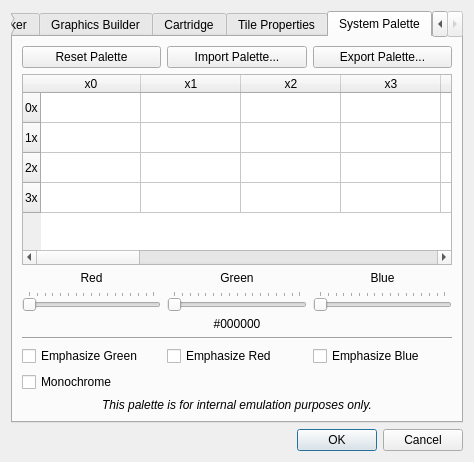
First picture: the form in designers/projectpropertiesdialog.ui, repository christopherpow/nesicide, before the edit.
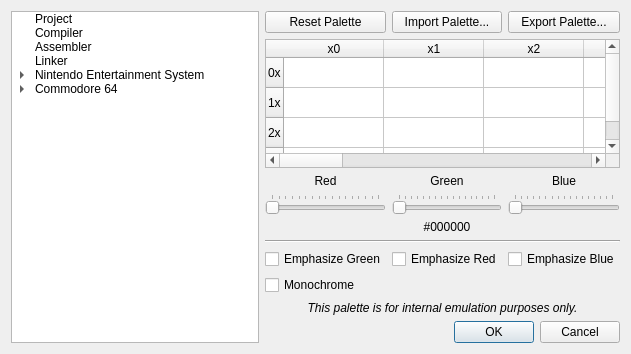
Second picture: the form after the edit. The open tabs and pages were chosen to show the change. Icons and pictures are not drawn.

Commit message: Many changes to support VICE integration with NESICIDE and debugging capability of the emulated Commodore 64.

Diff of the .ui file:
```diff
--- a/designers/projectpropertiesdialog.ui
+++ b/designers/projectpropertiesdialog.ui
@@ -9,8 +9,8 @@
    <rect>
     <x>0</x>
     <y>0</y>
-    <width>474</width>
-    <height>462</height>
+    <width>631</width>
+    <height>336</height>
    </rect>
   </property>
   <property name="windowTitle">
@@ -19,31 +19,94 @@
   <property name="modal">
    <bool>true</bool>
   </property>
-  <layout class="QGridLayout" name="gridLayout_2">
-   <item row="2" column="0">
-    <widget class="QDialogButtonBox" name="buttonBox">
-     <property name="orientation">
-      <enum>Qt::Horizontal</enum>
+  <layout class="QGridLayout" name="gridLayout">
+   <item row="0" column="0" rowspan="2">
+    <widget class="QTreeWidget" name="treeWidget">
+     <property name="editTriggers">
+      <set>QAbstractItemView::NoEditTriggers</set>
      </property>
-     <property name="standardButtons">
-      <set>QDialogButtonBox::Cancel|QDialogButtonBox::Ok</set>
+     <property name="showDropIndicator" stdset="0">
+      <bool>false</bool>
      </property>
-    </widget>
-   </item>
-   <item row="1" column="0">
-    <widget class="QTabWidget" name="tabWidget">
-     <property name="currentIndex">
-      <number>5</number>
-     </property>
-     <property name="usesScrollButtons">
+     <property name="headerHidden">
       <bool>true</bool>
      </property>
-     <widget class="QWidget" name="projectTab">
-      <attribute name="title">
+     <column>
+      <property name="text">
+       <string>Settings</string>
+      </property>
+     </column>
+     <item>
+      <property name="text">
        <string>Project</string>
-      </attribute>
-      <layout class="QGridLayout" name="gridLayout_3">
-       <item row="0" column="0" colspan="2">
+      </property>
+     </item>
+     <item>
+      <property name="text">
+       <string>Compiler</string>
+      </property>
+     </item>
+     <item>
+      <property name="text">
+       <string>Assembler</string>
+      </property>
+     </item>
+     <item>
+      <property name="text">
+       <string>Linker</string>
+      </property>
+     </item>
+     <item>
+      <property name="text">
+       <string>Nintendo Entertainment System</string>
+      </property>
+      <item>
+       <property name="text">
+        <string>Graphics Builder</string>
+       </property>
+      </item>
+      <item>
+       <property name="text">
+        <string>Cartridge</string>
+       </property>
+      </item>
+      <item>
+       <property name="text">
+        <string>Tile Properties</string>
+       </property>
+      </item>
+      <item>
+       <property name="text">
+        <string>System Palette</string>
+       </property>
+      </item>
+     </item>
+     <item>
+      <property name="text">
+       <string>Commodore 64</string>
+      </property>
+      <item>
+       <property name="text">
+        <string>VICE Settings</string>
+       </property>
+      </item>
+     </item>
+    </widget>
+   </item>
+   <item row="0" column="1">
+    <widget class="QStackedWidget" name="stackedWidget">
+     <property name="frameShape">
+      <enum>QFrame::NoFrame</enum>
+     </property>
+     <property name="currentIndex">
+      <number>8</number>
+     </property>
+     <widget class="QWidget" name="project">
+      <layout class="QGridLayout" name="gridLayout_8">
+       <property name="margin">
+        <number>0</number>
+       </property>
+       <item row="0" column="0">
         <widget class="QLabel" name="label_4">
          <property name="text">
           <string>Project Name:</string>
@@ -171,22 +234,12 @@
        </item>
       </layout>
      </widget>
-     <widget class="QWidget" name="compilerTab">
-      <attribute name="title">
-       <string>Compiler</string>
-      </attribute>
-      <layout class="QFormLayout" name="formLayout_4">
-       <item row="0" column="0">
-        <widget class="QLabel" name="label_12">
-         <property name="text">
-          <string>DEFINEd symbols:</string>
-         </property>
-        </widget>
-       </item>
-       <item row="0" column="1">
-        <widget class="QLineEdit" name="compilerDefinedSymbols"/>
-       </item>
-       <item row="1" column="0">
+     <widget class="QWidget" name="compiler">
+      <layout class="QFormLayout" name="formLayout_2">
+       <property name="margin">
+        <number>0</number>
+       </property>
+       <item row="2" column="0">
         <widget class="QLabel" name="label_23">
          <property name="text">
           <string>Additional INCLUDE paths:</string>
@@ -223,11 +276,8 @@
        </item>
       </layout>
      </widget>
-     <widget class="QWidget" name="assemblerTab">
-      <attribute name="title">
-       <string>Assembler</string>
-      </attribute>
-      <layout class="QFormLayout" name="formLayout_3">
+     <widget class="QWidget" name="assembler">
+      <layout class="QFormLayout" name="formLayout_5">
        <property name="fieldGrowthPolicy">
         <enum>QFormLayout::AllNonFixedFieldsGrow</enum>
        </property>
@@ -278,12 +328,12 @@
        </item>
       </layout>
      </widget>
-     <widget class="QWidget" name="linkerTab">
-      <attribute name="title">
-       <string>Linker</string>
-      </attribute>
-      <layout class="QGridLayout" name="gridLayout_4">
-       <item row="1" column="0">
+     <widget class="QWidget" name="linker">
+      <layout class="QGridLayout" name="gridLayout_3">
+       <property name="margin">
+        <number>0</number>
+       </property>
+       <item row="3" column="1">
         <widget class="QLabel" name="label_19">
          <property name="text">
           <string>Linked Output Name:</string>
@@ -407,12 +457,12 @@
        </item>
       </layout>
      </widget>
-     <widget class="QWidget" name="graphicsBuilderTab">
-      <attribute name="title">
-       <string>Graphics Builder</string>
-      </attribute>
-      <layout class="QGridLayout" name="gridLayout_5">
-       <item row="1" column="0">
+     <widget class="QWidget" name="nesgraphicsbuilder">
+      <layout class="QGridLayout" name="gridLayout_4">
+       <property name="margin">
+        <number>0</number>
+       </property>
+       <item row="0" column="0">
         <widget class="QLabel" name="label_21">
          <property name="text">
           <string>CHR Data Output Name:</string>
@@ -487,11 +537,31 @@
        </item>
       </layout>
      </widget>
-     <widget class="QWidget" name="cartridgeTab">
-      <attribute name="title">
-       <string>Cartridge</string>
-      </attribute>
-      <layout class="QFormLayout" name="formLayout">
+     <widget class="QWidget" name="nescartridge">
+      <layout class="QFormLayout" name="formLayout_3">
+       <property name="margin">
+        <number>0</number>
+       </property>
+       <item row="0" column="0">
+        <widget class="QLabel" name="label_20">
+         <property name="text">
+          <string>Cartridge (iNES) Name:</string>
+         </property>
+        </widget>
+       </item>
+       <item row="0" column="1">
+        <widget class="QLineEdit" name="cartridgeOutputName"/>
+       </item>
+       <item row="1" column="0">
+        <widget class="QLabel" name="label_10">
+         <property name="text">
+          <string>Cartridge Save State Name:</string>
+         </property>
+        </widget>
+       </item>
+       <item row="1" column="1">
+        <widget class="QLineEdit" name="cartridgeSaveStateName"/>
+       </item>
        <item row="2" column="0">
         <widget class="QLabel" name="label_9">
          <property name="text">
@@ -606,33 +676,11 @@
        </item>
       </layout>
      </widget>
-     <widget class="QWidget" name="tab">
-      <attribute name="title">
-       <string>Tile Properties</string>
-      </attribute>
-      <layout class="QGridLayout" name="gridLayout_7">
-       <item row="1" column="0">
-        <widget class="QPushButton" name="addProperty">
-         <property name="text">
-          <string/>
-         </property>
-         <property name="icon">
-          <iconset resource="../../resource.qrc">
-           <normaloff>:/resources/22_item_add.png</normaloff>:/resources/22_item_add.png</iconset>
-         </property>
-        </widget>
-       </item>
-       <item row="1" column="2">
-        <widget class="QPushButton" name="removeProperty">
-         <property name="text">
-          <string/>
-         </property>
-         <property name="icon">
-          <iconset resource="../../resource.qrc">
-           <normaloff>:/resources/22_item_remove.png</normaloff>:/resources/22_item_remove.png</iconset>
-         </property>
-        </widget>
-       </item>
+     <widget class="QWidget" name="nestileproperties">
+      <layout class="QGridLayout" name="gridLayout_5">
+       <property name="margin">
+        <number>0</number>
+       </property>
        <item row="0" column="0" colspan="3">
         <widget class="QTableView" name="propertyTableView">
          <property name="editTriggers">
@@ -683,11 +731,44 @@
        </item>
       </layout>
      </widget>
-     <widget class="QWidget" name="paletteTab">
-      <attribute name="title">
-       <string>System Palette</string>
-      </attribute>
-      <layout class="QGridLayout" name="gridLayout">
+     <widget class="QWidget" name="nessystempalette">
+      <layout class="QGridLayout" name="gridLayout_7">
+       <property name="margin">
+        <number>0</number>
+       </property>
+       <item row="0" column="0">
+        <widget class="QPushButton" name="resetPalettePushButton">
+         <property name="text">
+          <string>Reset Palette</string>
+         </property>
+         <property name="icon">
+          <iconset resource="../resource.qrc">
+           <normaloff>:/resources/style.png</normaloff>:/resources/style.png</iconset>
+         </property>
+        </widget>
+       </item>
+       <item row="0" column="1">
+        <widget class="QPushButton" name="ImportPalettePushButton">
+         <property name="text">
+          <string>Import Palette...</string>
+         </property>
+         <property name="icon">
+          <iconset resource="../resource.qrc">
+           <normaloff>:/resources/document-import.png</normaloff>:/resources/document-import.png</iconset>
+         </property>
+        </widget>
+       </item>
+       <item row="0" column="2">
+        <widget class="QPushButton" name="exportPalettePushButton">
+         <property name="text">
+          <string>Export Palette...</string>
+         </property>
+         <property name="icon">
+          <iconset resource="../resource.qrc">
+           <normaloff>:/resources/document-export.png</normaloff>:/resources/document-export.png</iconset>
+         </property>
+        </widget>
+       </item>
        <item row="1" column="0" colspan="3">
         <widget class="QTableWidget" name="tableWidget">
          <property name="sizePolicy">
@@ -828,49 +909,23 @@
          </column>
         </widget>
        </item>
-       <item row="7" column="1">
-        <widget class="QCheckBox" name="checkBox_2">
+       <item row="2" column="0">
+        <widget class="QLabel" name="label">
          <property name="text">
-          <string>Emphasize Red</string>
+          <string>Red</string>
          </property>
-        </widget>
-       </item>
-       <item row="6" column="0" colspan="3">
-        <widget class="Line" name="line">
-         <property name="orientation">
-          <enum>Qt::Horizontal</enum>
-         </property>
-        </widget>
-       </item>
-       <item row="4" column="1">
-        <widget class="QLabel" name="colorValueLabel">
-         <property name="text">
-          <string>#000000</string>
-         </property>
          <property name="alignment">
           <set>Qt::AlignCenter</set>
          </property>
         </widget>
        </item>
-       <item row="0" column="2">
-        <widget class="QPushButton" name="exportPalettePushButton">
+       <item row="2" column="1">
+        <widget class="QLabel" name="label_2">
          <property name="text">
-          <string>Export Palette...</string>
+          <string>Green</string>
          </property>
-         <property name="icon">
-          <iconset resource="../../resource.qrc">
-           <normaloff>:/resources/document-export.png</normaloff>:/resources/document-export.png</iconset>
-         </property>
-        </widget>
-       </item>
-       <item row="0" column="1">
-        <widget class="QPushButton" name="ImportPalettePushButton">
-         <property name="text">
-          <string>Import Palette...</string>
-         </property>
-         <property name="icon">
-          <iconset resource="../../resource.qrc">
-           <normaloff>:/resources/document-import.png</normaloff>:/resources/document-import.png</iconset>
+         <property name="alignment">
+          <set>Qt::AlignCenter</set>
          </property>
         </widget>
        </item>
@@ -884,59 +939,109 @@
          </property>
         </widget>
        </item>
-       <item row="2" column="1">
-        <widget class="QLabel" name="label_2">
-         <property name="text">
-          <string>Green</string>
+       <item row="3" column="0">
+        <widget class="QSlider" name="redHorizontalSlider">
+         <property name="maximum">
+          <number>255</number>
          </property>
-         <property name="alignment">
-          <set>Qt::AlignCenter</set>
+         <property name="pageStep">
+          <number>16</number>
          </property>
+         <property name="orientation">
+          <enum>Qt::Horizontal</enum>
+         </property>
+         <property name="tickPosition">
+          <enum>QSlider::TicksAbove</enum>
+         </property>
+         <property name="tickInterval">
+          <number>16</number>
+         </property>
         </widget>
        </item>
-       <item row="2" column="0">
-        <widget class="QLabel" name="label">
+       <item row="3" column="1">
+        <widget class="QSlider" name="greenHorizontalSlider">
+         <property name="maximum">
+          <number>255</number>
+         </property>
+         <property name="pageStep">
+          <number>16</number>
+         </property>
+         <property name="orientation">
+          <enum>Qt::Horizontal</enum>
+         </property>
+         <property name="tickPosition">
+          <enum>QSlider::TicksAbove</enum>
+         </property>
+         <property name="tickInterval">
+          <number>16</number>
+         </property>
+        </widget>
+       </item>
+       <item row="3" column="2">
+        <widget class="QSlider" name="blueHorizontalSlider">
+         <property name="maximum">
+          <number>255</number>
+         </property>
+         <property name="pageStep">
+          <number>16</number>
+         </property>
+         <property name="orientation">
+          <enum>Qt::Horizontal</enum>
+         </property>
+         <property name="tickPosition">
+          <enum>QSlider::TicksAbove</enum>
+         </property>
+         <property name="tickInterval">
+          <number>16</number>
+         </property>
+        </widget>
+       </item>
+       <item row="4" column="1">
+        <widget class="QLabel" name="colorValueLabel">
          <property name="text">
-          <string>Red</string>
+          <string>#000000</string>
          </property>
          <property name="alignment">
           <set>Qt::AlignCenter</set>
          </property>
         </widget>
        </item>
-       <item row="7" column="2">
-        <widget class="QCheckBox" name="checkBox_3">
-         <property name="text">
-          <string>Emphasize Blue</string>
+       <item row="5" column="0" colspan="3">
+        <widget class="Line" name="line">
+         <property name="orientation">
+          <enum>Qt::Horizontal</enum>
          </property>
         </widget>
        </item>
-       <item row="7" column="0">
+       <item row="6" column="0">
         <widget class="QCheckBox" name="checkBox_4">
          <property name="text">
           <string>Emphasize Green</string>
          </property>
         </widget>
        </item>
-       <item row="9" column="0">
+       <item row="6" column="1">
+        <widget class="QCheckBox" name="checkBox_2">
+         <property name="text">
+          <string>Emphasize Red</string>
+         </property>
+        </widget>
+       </item>
+       <item row="6" column="2">
+        <widget class="QCheckBox" name="checkBox_3">
+         <property name="text">
+          <string>Emphasize Blue</string>
+         </property>
+        </widget>
+       </item>
+       <item row="7" column="0">
         <widget class="QCheckBox" name="checkBox">
          <property name="text">
           <string>Monochrome</string>
          </property>
         </widget>
        </item>
-       <item row="0" column="0">
-        <widget class="QPushButton" name="resetPalettePushButton">
-         <property name="text">
-          <string>Reset Palette</string>
-         </property>
-         <property name="icon">
-          <iconset resource="../../resource.qrc">
-           <normaloff>:/resources/style.png</normaloff>:/resources/style.png</iconset>
-         </property>
-        </widget>
-       </item>
-       <item row="10" column="0" colspan="3">
+       <item row="8" column="0" colspan="3">
         <widget class="QLabel" name="label_5">
          <property name="font">
           <font>
@@ -951,67 +1056,61 @@
          </property>
         </widget>
        </item>
-       <item row="3" column="0">
-        <widget class="QSlider" name="redHorizontalSlider">
-         <property name="maximum">
-          <number>255</number>
+      </layout>
+     </widget>
+     <widget class="QWidget" name="c64vicesettings">
+      <layout class="QFormLayout" name="formLayout">
+       <item row="0" column="0" colspan="2">
+        <widget class="QGroupBox" name="groupBox_7">
+         <property name="title">
+          <string>VICE Commodore 64 Executable</string>
          </property>
-         <property name="pageStep">
-          <number>16</number>
-         </property>
-         <property name="orientation">
-          <enum>Qt::Horizontal</enum>
-         </property>
-         <property name="tickPosition">
-          <enum>QSlider::TicksAbove</enum>
-         </property>
-         <property name="tickInterval">
-          <number>16</number>
-         </property>
+         <layout class="QHBoxLayout" name="horizontalLayout_9">
+          <item>
+           <widget class="QLineEdit" name="viceC64Executable">
+            <property name="readOnly">
+             <bool>true</bool>
+            </property>
+           </widget>
+          </item>
+          <item>
+           <widget class="QPushButton" name="viceC64Browse">
+            <property name="text">
+             <string>Browse...</string>
+            </property>
+            <property name="icon">
+             <iconset resource="../resource.qrc">
+              <normaloff>:/resources/document-open.png</normaloff>:/resources/document-open.png</iconset>
+            </property>
+           </widget>
+          </item>
+         </layout>
         </widget>
        </item>
-       <item row="3" column="1">
-        <widget class="QSlider" name="greenHorizontalSlider">
-         <property name="maximum">
-          <number>255</number>
+       <item row="1" column="0">
+        <widget class="QLabel" name="label_31">
+         <property name="text">
+          <string>VICE Remote Monitor Port:</string>
          </property>
-         <property name="pageStep">
-          <number>16</number>
-         </property>
-         <property name="orientation">
-          <enum>Qt::Horizontal</enum>
-         </property>
-         <property name="tickPosition">
-          <enum>QSlider::TicksAbove</enum>
-         </property>
-         <property name="tickInterval">
-          <number>16</number>
-         </property>
         </widget>
        </item>
-       <item row="3" column="2">
-        <widget class="QSlider" name="blueHorizontalSlider">
-         <property name="maximum">
-          <number>255</number>
-         </property>
-         <property name="pageStep">
-          <number>16</number>
-         </property>
-         <property name="orientation">
-          <enum>Qt::Horizontal</enum>
-         </property>
-         <property name="tickPosition">
-          <enum>QSlider::TicksAbove</enum>
-         </property>
-         <property name="tickInterval">
-          <number>16</number>
-         </property>
-        </widget>
+       <item row="1" column="1">
+        <widget class="QLineEdit" name="viceC64MonitorPort"/>
        </item>
       </layout>
      </widget>
     </widget>
    </item>
+   <item row="1" column="1">
+    <widget class="QDialogButtonBox" name="buttonBox">
+     <property name="orientation">
+      <enum>Qt::Horizontal</enum>
+     </property>
+     <property name="standardButtons">
+      <set>QDialogButtonBox::Cancel|QDialogButtonBox::Ok</set>
+     </property>
+    </widget>
+   </item>
   </layout>
  </widget>
  <resources>
```
Left out of the diff: 361 changed lines with no effect on the pictures. The commit also changes 88 other files.
